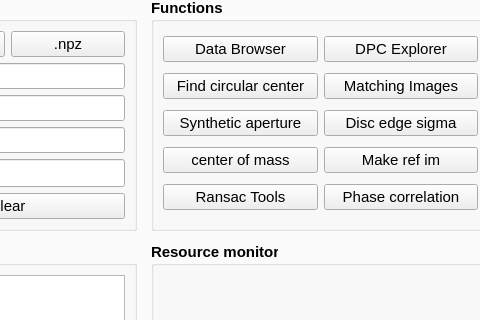
Before: the Qt Designer form fpd_explorer/frontend/res/homescreen.ui in CS26-FPD-Explorer/FPD-Explorer, drawn with Qt 5; both pictures show x 392 to 872 and y 95 to 415 of the 1072 by 735 pixel window.
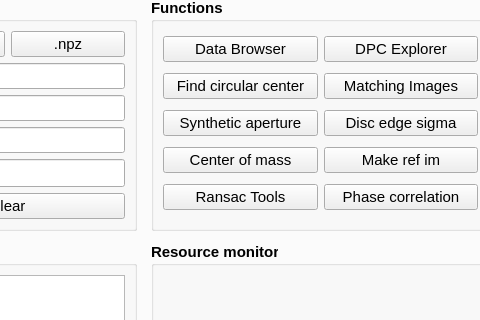
After: the same form once the commit is applied. Custom widgets are drawn as their Qt base class.

Commit message: Added capital to homesceen button Center of mass was inconsistent with the other buttons so it was changed

Diff of the .ui file:
```diff
--- a/fpd_explorer/frontend/res/homescreen.ui
+++ b/fpd_explorer/frontend/res/homescreen.ui
@@ -364,7 +364,7 @@
               </font>
              </property>
              <property name="text">
-              <string>center of mass</string>
+              <string>Center of mass</string>
              </property>
              <property name="checkable">
               <bool>false</bool>
```
Left out of the diff: 2 changed lines with no effect on the pictures. The commit also changes 1 other file.
